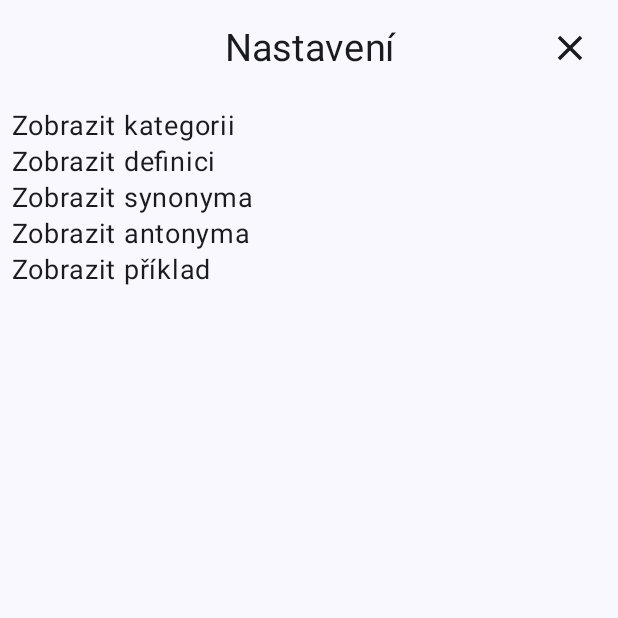
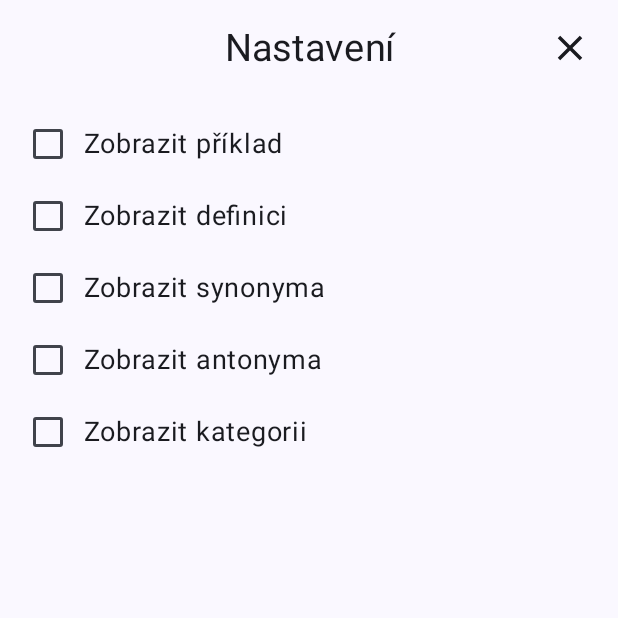
Before and after one commit to grasski/Mobilni_aplikace_projekt, an Android app built with Jetpack Compose: the composable Settings shown on its own in the app's theme, on a phone screen of 412 x 824 dp, the top half of it. Run offline under Robolectric (Android 15) with nearby library versions, the phone set to English and light mode, and no system bars; 1 statement that could not run was skipped.

Commit message:
Settings values changed to ENUM for better dynamism and easier operation.

```diff
--- a/app/src/main/java/com/example/words/request_result/data/Pronunciation.kt
+++ b/app/src/main/java/com/example/words/request_result/data/Pronunciation.kt
@@ -3,5 +3,7 @@ package com.example.words.request_result.data
 import com.google.gson.annotations.SerializedName
 
 data class Pronunciation(
-    @SerializedName("all") val all : String
+    @SerializedName("all") val all : String,
+    @SerializedName("noun") val noun : String,
+    @SerializedName("verb") val verb : String
 )
--- a/app/src/main/java/com/example/words/request_result/view/RequestResultView.kt
+++ b/app/src/main/java/com/example/words/request_result/view/RequestResultView.kt
@@ -1,6 +1,5 @@
 package com.example.words.request_result.view
 
-import android.annotation.SuppressLint
 import android.util.Log
 import androidx.compose.foundation.*
 import androidx.compose.foundation.interaction.MutableInteractionSource
@@ -12,7 +11,6 @@ import androidx.compose.material.icons.Icons
 import androidx.compose.material.icons.filled.*
 import androidx.compose.material3.*
 import androidx.compose.runtime.*
-import androidx.compose.runtime.snapshots.SnapshotStateList
 import androidx.compose.ui.Alignment
 import androidx.compose.ui.Modifier
 import androidx.compose.ui.draw.clip
@@ -21,7 +19,6 @@ import androidx.compose.ui.platform.LocalConfiguration
 import androidx.compose.ui.platform.LocalContext
 import androidx.compose.ui.platform.LocalDensity
 import androidx.compose.ui.platform.LocalFocusManager
-import androidx.compose.ui.res.stringArrayResource
 import androidx.compose.ui.res.stringResource
 import androidx.compose.ui.text.style.TextAlign
 import androidx.compose.ui.unit.dp
@@ -31,7 +28,6 @@ import com.example.words.R
 import com.example.words.animations.ContentAnimation
 import com.example.words.shared.TopBar
 import com.example.words.shared.TopBarActions
-import kotlinx.coroutines.async
 import kotlinx.coroutines.launch
 
 
@@ -150,24 +146,10 @@ fun RequestResultView(
                             } else {
                                 body?.results?.let { results ->
                                     results.forEach { result ->
-                                        if (settingsViewModel.state.show[1] == true){
-                                            Text("Definice: " + result.definition)
-                                        }
-
-                                        if (settingsViewModel.state.show[2] == true){
-                                            Text("Synonyma: " + result.synonyms)
-                                        }
-
-                                        if (settingsViewModel.state.show[3] == true){
-                                            Text("Antonyma: " + result.antonyms)
-                                        }
-
-                                        if (settingsViewModel.state.show[0] == true){
-                                            Text("Kategorie: " + result.typeOf)
-                                        }
-
-                                        if (settingsViewModel.state.show[4] == true){
-                                            Text("Příklady: " + result.examples)
+                                        settingsViewModel.state.show.forEach {
+                                            if (it.value){
+                                                Text(SettingsEnum.valueOf(it.key).getResultTitle(context) + SettingsEnum.valueOf(it.key).getResult(result))
+                                            }
                                         }
                                         Divider(Modifier.fillMaxWidth(), thickness = 2.dp)
                                     }
@@ -194,7 +176,6 @@ fun Settings(
     viewModel: SettingsViewModel = androidx.lifecycle.viewmodel.compose.viewModel()
 ) {
     val hover = MutableInteractionSource()
-    val settingsText = stringArrayResource(id = R.array.settings)
     val scope = rememberCoroutineScope()
     val context = LocalContext.current
 
@@ -232,23 +213,22 @@ fun Settings(
                 .fillMaxWidth()
                 .padding(8.dp),
         ){
-            settingsText.forEachIndexed { i, text ->
-                var checked by mutableStateOf(viewModel.state.show[i])
+            viewModel.state.show.forEach{ (key, value) ->
+                var checked by remember { mutableStateOf(value) }
+
                 Row(
                     Modifier
                         .fillMaxWidth()
                         .wrapContentHeight(),
                 ){
-                    checked?.let { ch ->
-                        Checkbox(checked = ch, onCheckedChange = {
-                            checked = it
-                            scope.launch {
-                                viewModel.saveSettings(i, it, context)
-                            }
-                        })
-                    }
+                    Checkbox(checked = checked, onCheckedChange = {
+                        checked = it
+                        scope.launch {
+                            viewModel.saveSettings(key, it, context)
+                        }
+                    })
                     Text(
-                        text = text,
+                        text = SettingsEnum.valueOf(key).getInSettingsText(context),
                         modifier = Modifier.align(Alignment.CenterVertically),
                         textAlign = TextAlign.Start,
                         fontSize = 18.sp
--- a/app/src/main/java/com/example/words/request_result/view/SettingsState.kt
+++ b/app/src/main/java/com/example/words/request_result/view/SettingsState.kt
@@ -1,15 +1,92 @@
 package com.example.words.request_result.view
 
-import androidx.compose.runtime.mutableStateListOf
-import androidx.compose.runtime.snapshots.SnapshotStateList
+import android.content.Context
+import androidx.compose.runtime.mutableStateMapOf
+import androidx.compose.runtime.snapshots.SnapshotStateMap
+import com.example.words.R
+import com.example.words.request_result.data.Results
 
 
 data class SettingsState(
-    var show: SnapshotStateList<Boolean?> = mutableStateListOf(
-        null,       // showCategory (typeOf)
-        null,      // showDefinition
-        null,      // showSynonyms
-        null,       // showAntonyms
-        null        // showExamples
-    ),
+    var show: SnapshotStateMap<String, Boolean> = mutableStateMapOf(
+        SettingsEnum.CATEGORY.name to false,
+        SettingsEnum.DEFINITION.name to false,
+        SettingsEnum.SYNONYMS.name to false,
+        SettingsEnum.ANTONYMS.name to false,
+        SettingsEnum.EXAMPLES.name to false
+    )
 )
+
+
+enum class SettingsEnum{
+    CATEGORY {
+        override fun getInSettingsText(context: Context): String {
+            return context.resources.getStringArray(R.array.categorySettings)[0]
+        }
+
+        override fun getResultTitle(context: Context): String {
+            return context.resources.getStringArray(R.array.categorySettings)[1]
+        }
+
+        override fun getResult(res: Results?): String {
+            return res?.typeOf?.joinToString(" | ") ?: ""
+        }
+    },
+    DEFINITION {
+        override fun getInSettingsText(context: Context): String {
+            return context.resources.getStringArray(R.array.definitionSettings)[0]
+        }
+
+        override fun getResultTitle(context: Context): String {
+            return context.resources.getStringArray(R.array.definitionSettings)[1]
+        }
+
+        override fun getResult(res: Results?): String {
+            return res?.definition ?: ""
+        }
+    },
+    SYNONYMS {
+        override fun getInSettingsText(context: Context): String {
+            return context.resources.getStringArray(R.array.synonymsSettings)[0]
+        }
+
+        override fun getResultTitle(context: Context): String {
+            return context.resources.getStringArray(R.array.synonymsSettings)[1]
+        }
+
+        override fun getResult(res: Results?): String {
+            return res?.synonyms?.joinToString(" | ") ?: ""
+        }
+    },
+    ANTONYMS {
+        override fun getInSettingsText(context: Context): String {
+            return context.resources.getStringArray(R.array.antonymsSettings)[0]
+        }
+
+        override fun getResultTitle(context: Context): String {
+            return context.resources.getStringArray(R.array.antonymsSettings)[1]
+        }
+
+        override fun getResult(res: Results?): String {
+            return res?.antonyms?.joinToString(" | ") ?: ""
+        }
+    },
+    EXAMPLES {
+        override fun getInSettingsText(context: Context): String {
+            return context.resources.getStringArray(R.array.examplesSettings)[0]
+        }
+
+        override fun getResultTitle(context: Context): String {
+            return context.resources.getStringArray(R.array.examplesSettings)[1]
+        }
+
+        override fun getResult(res: Results?): String {
+            return res?.examples?.joinToString(" | ") ?: ""
+        }
+    };
+
+
+    abstract fun getInSettingsText(context: Context): String
+    abstract fun getResultTitle(context: Context): String
+    abstract fun getResult(res: Results?): String
+}
--- a/app/src/main/res/values/strings.xml
+++ b/app/src/main/res/values/strings.xml
@@ -7,12 +7,25 @@
     <string name="searchPlaceHolder">Zadej anglické slovo</string>
 
     <string name="settingsText">Nastavení</string>
-    <array name="settings">
+    <array name="categorySettings">
         <item>Zobrazit kategorii</item>
+        <item>Kategorie:\u00A0</item>
+    </array>
+    <array name="definitionSettings">
         <item>Zobrazit definici</item>
+        <item>Definice:\u00A0</item>
+    </array>
+    <array name="synonymsSettings">
         <item>Zobrazit synonyma</item>
+        <item>Synonyma:\u00A0</item>
+    </array>
+    <array name="antonymsSettings">
         <item>Zobrazit antonyma</item>
+        <item>Antonyma:\u00A0</item>
+    </array>
+    <array name="examplesSettings">
         <item>Zobrazit příklad</item>
+        <item>Příklady:\u00A0</item>
     </array>
 
 </resources>
```
Also changed, not shown: app/src/main/java/com/example/words/request_result/view/SettingsViewModel.kt (+7 -9 lines).
